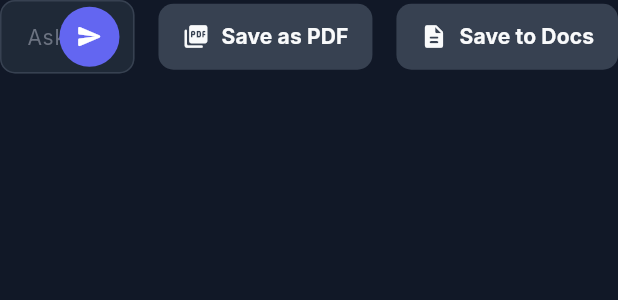
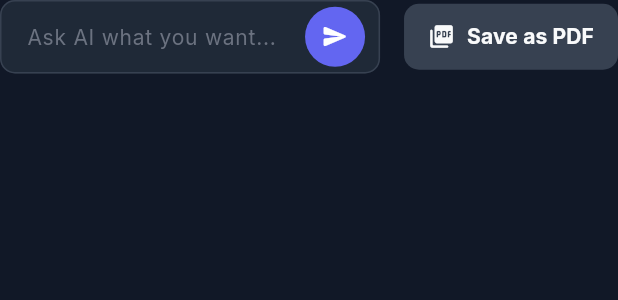
Before and after one commit to itopia-juntion/resolar-web, a Flutter app: the AskAndActions widget shown alone on an empty page, opened directly, after a tap on the "send" icon, on a phone screen of 412 x 824 dp. Shown: the top 300 px of the screen. Run offline on Flutter 3.47's test engine with Material 3 defaults, Android fonts, the phone set to English and light mode, and no system bars; our stand-ins replace freezed_annotation, get, get_storage, google_fonts; accounts and stored records are empty; network calls fail.

Commit message:
feat: Save To Docs 버튼 삭제

```diff
--- a/lib/app/modules/home/widgets/ask_and_actions.dart
+++ b/lib/app/modules/home/widgets/ask_and_actions.dart
@@ -73,11 +73,6 @@ class AskAndActions extends StatelessWidget {
           label: 'Save as PDF',
           onTap: () {},
         ),
-        ActionButton(
-          icon: Icons.description_rounded,
-          label: 'Save to Docs',
-          onTap: () {},
-        ),
       ],
     );
   }
```
